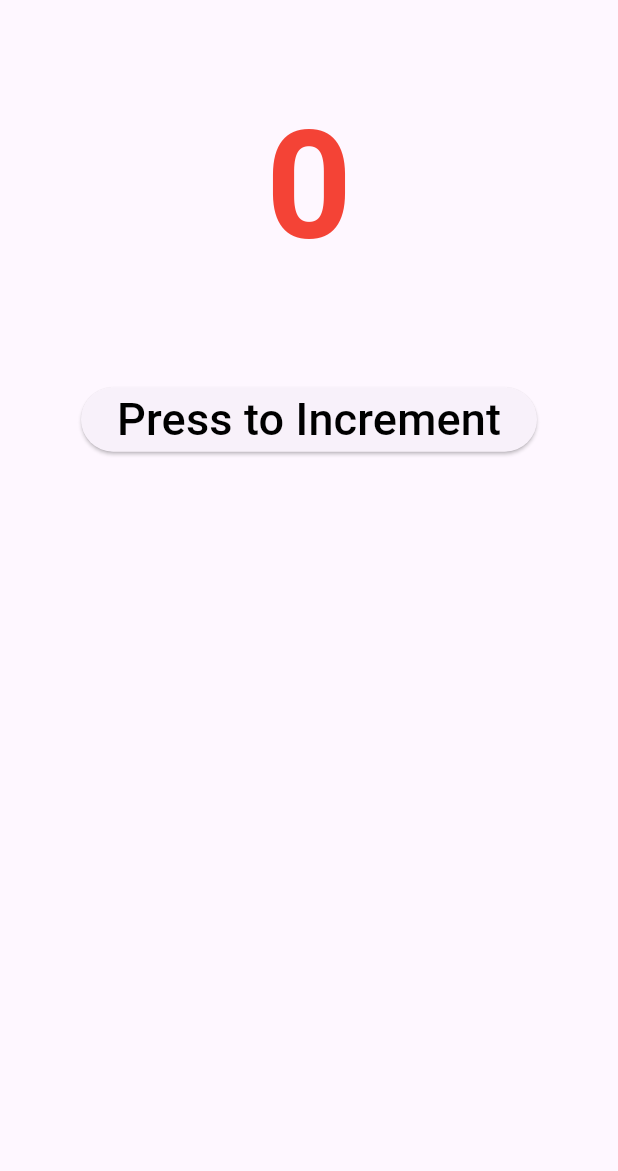
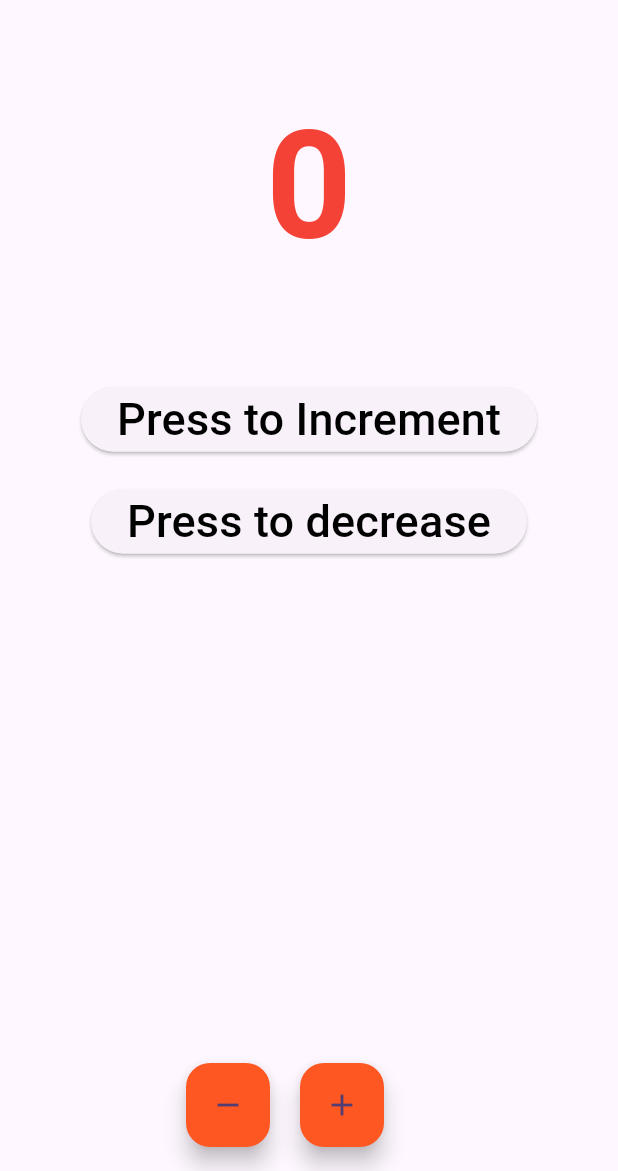
Before and after one commit to miyigun/riverpod_example5, a Flutter app: the screen it shows after launch, on a phone screen of 412 x 824 dp, the part 65-1236 px from its top. Run offline on Flutter 3.47's test engine with Material 3 defaults, Android fonts, the phone set to English and light mode, and no system bars; our stand-ins replace flutter_riverpod; Roboto replaces fonts that are missing (Allison).

Commit message:
Commit 4

```diff
--- a/lib/controller/countering.dart
+++ b/lib/controller/countering.dart
@@ -4,4 +4,5 @@ class Countering extends StateNotifier<int> {
   Countering(super.state);
 
   void increment()=> state++;
+  void decrease()=> state--;
 }
--- a/lib/view/my_home_page.dart
+++ b/lib/view/my_home_page.dart
@@ -1,7 +1,6 @@
 import 'package:flutter/material.dart';
 import 'package:flutter_riverpod/flutter_riverpod.dart';
 import 'package:riverpod_example5/controller/countering.dart';
-
 
 final counterProvider= StateNotifierProvider<Countering, int>((ref) => Countering(0));
 //Yukarıdaki tanımlamayı şu kodlarla da yapabiliriz:
@@ -55,8 +54,39 @@ class MyHomePage extends ConsumerWidget {
                   ),
                 ),
             ),
+            const SizedBox(
+              height: 20,
+            ),
+            ElevatedButton(
+              onPressed: ()=> counterRead.decrease(),
+              child: const Text(
+                'Press to decrease',
+                style: TextStyle(
+                  fontSize: 30,
+                  color: Colors.black,
+                ),
+              ),
+            ),
           ],
         ),
+      ),
+      floatingActionButton: Row(
+        mainAxisAlignment: MainAxisAlignment.center,
+        children: [
+          FloatingActionButton(
+            backgroundColor: Colors.deepOrange,
+            tooltip: 'Press to decrease',
+            onPressed: ()=> counterRead.decrease(),
+            child: const Icon(Icons.remove),
+          ),
+          const SizedBox(width: 20,),
+          FloatingActionButton(
+            backgroundColor: Colors.deepOrange,
+            tooltip: 'Press to increment',
+            onPressed: ()=> counterRead.increment(),
+            child: const Icon(Icons.add),
+          ),
+        ],
       ),
     );
   }
```
